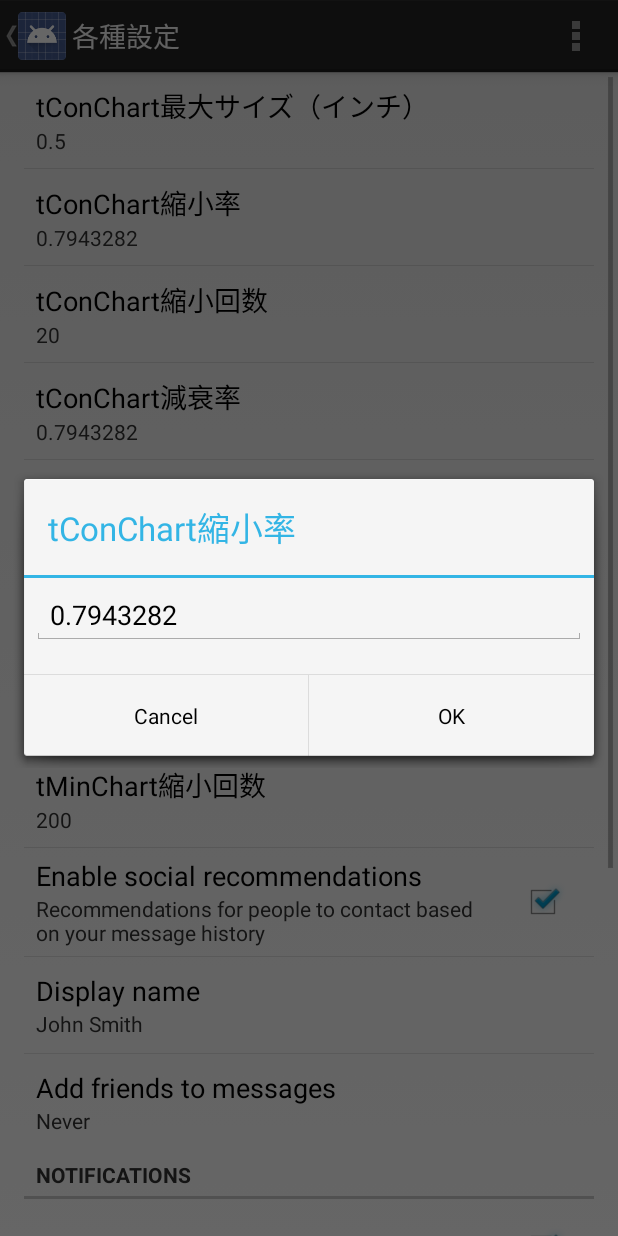
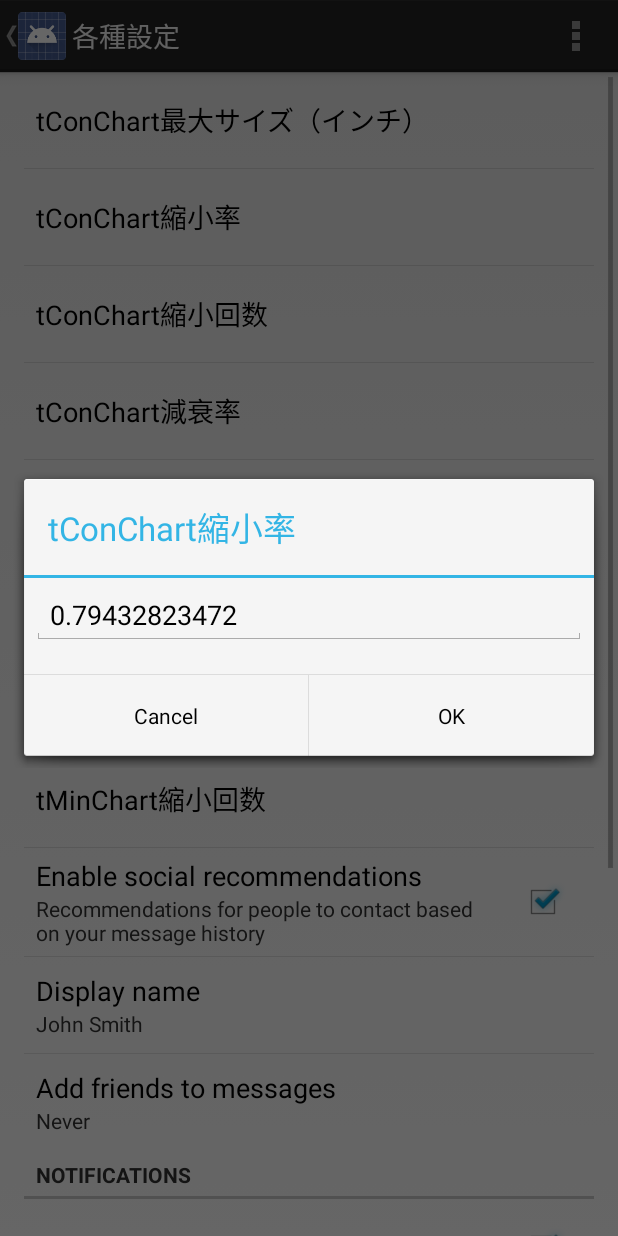
Before and after one commit to TakashiSasaki/tMinChart, an Android app: the SettingsActivity screen opened directly, with no data from a screen before it, after a tap on "tConChart縮小率", on a phone screen of 412 x 824 dp. Run offline under Robolectric (Android 15) with nearby library versions, the phone set to English and light mode, and no system bars; 2 statements that could not run were skipped.

```diff
--- a/app/build.gradle
+++ b/app/build.gradle
@@ -8,8 +8,8 @@ android {
         applicationId "com.gmail.takashi316.tminchart"
         minSdkVersion 14
         targetSdkVersion 19
-        versionCode 120
-        versionName "1.2.0.20140815"
+        versionCode 121
+        versionName "1.2.1.20140816"
     }
     buildTypes {
         release {
--- a/app/src/main/java/com/gmail/takashi316/tminchart/SettingsActivity.java
+++ b/app/src/main/java/com/gmail/takashi316/tminchart/SettingsActivity.java
@@ -9,7 +9,6 @@ import android.media.RingtoneManager;
 import android.net.Uri;
 import android.os.Build;
 import android.os.Bundle;
-import android.os.Handler;
 import android.preference.ListPreference;
 import android.preference.Preference;
 import android.preference.PreferenceActivity;
@@ -17,14 +16,12 @@ import android.preference.PreferenceCategory;
 import android.preference.PreferenceFragment;
 import android.preference.PreferenceManager;
 import android.preference.RingtonePreference;
+import android.support.v4.app.NavUtils;
 import android.text.TextUtils;
 import android.util.Log;
 import android.view.Menu;
 import android.view.MenuItem;
-import android.support.v4.app.NavUtils;
-import android.view.View;
 import android.widget.Button;
-
 
 import java.util.List;
 
@@ -63,17 +60,12 @@ public class SettingsActivity extends PreferenceActivity {
                 new MenuItem.OnMenuItemClickListener() {
                     @Override
                     public boolean onMenuItemClick(MenuItem item) {
-                        final SharedPreferences shared_preferences = PreferenceManager.getDefaultSharedPreferences(getApplicationContext());
-                        final SharedPreferences.Editor editor = shared_preferences.edit();
-                        editor.putString("tcon_chart_max_inch", Double.toString(ConstantValues.TCON_CHART_MAX_INCH));
-                        editor.putString("tcon_chart_size_ratio", Double.toString(ConstantValues.TCON_CHART_SIZE_RATIO));
-                        editor.putString("tcon_chart_rows", Integer.toString(ConstantValues.TCON_CHART_ROWS));
-                        editor.putString("tcon_chart_contrast_ratio", Double.toString(ConstantValues.TCON_CHART_CONTRAST_RATIO));
-                        editor.putString("tcon_chart_columns", Integer.toString(ConstantValues.TCON_CHART_COLUMNS));
-                        editor.putString("tmin_chart_max_gap_inch", Double.toString(ConstantValues.TMIN_CHART_MAX_GAP_INCH));
-                        editor.putString("tmin_chart_ratio", Double.toString(ConstantValues.TMIN_CHART_RATIO));
-                        editor.putString("tmin_chart_count", Integer.toString(ConstantValues.TMIN_CHART_COUNT));
-                        editor.commit();
+                        PreferenceManager.getDefaultSharedPreferences(getApplicationContext()).edit().clear().commit();
+                        PreferenceManager.setDefaultValues(getApplicationContext(), R.xml.pref_tmin_chart, true);
+                        finish();
+                        overridePendingTransition(0,0);
+                        startActivity(getIntent());
+                        overridePendingTransition(0,0);
                         return true;
                     }//onMenuItemClick
                 }
@@ -126,17 +118,17 @@ public class SettingsActivity extends PreferenceActivity {
     private void setupSimplePreferencesScreen() {
         if (!isSimplePreferences(this)) {
             return;
-        }
+        }//if
 
         addPreferencesFromResource(R.xml.pref_tmin_chart);
-        bindPreferenceSummaryToValue(findPreference("tcon_chart_max_gap_inch"));
-        bindPreferenceSummaryToValue(findPreference("tcon_chart_size_ratio"));
-        bindPreferenceSummaryToValue(findPreference("tcon_chart_rows"));
-        bindPreferenceSummaryToValue(findPreference("tcon_chart_contrast_ratio"));
-        bindPreferenceSummaryToValue(findPreference("tcon_chart_columns"));
-        bindPreferenceSummaryToValue(findPreference("tmin_chart_max_gap_inch"));
-        bindPreferenceSummaryToValue(findPreference("tmin_chart_ratio"));
-        bindPreferenceSummaryToValue(findPreference("tmin_chart_count"));
+        bindPreferenceSummaryToValue(findPreference(getResources().getResourceName(R.string.TCON_CHART_MAX_INCH)));
+        bindPreferenceSummaryToValue(findPreference(getResources().getResourceName(R.string.TCON_CHART_SIZE_RATIO)));
+        bindPreferenceSummaryToValue(findPreference(getResources().getResourceName(R.string.TCON_CHART_ROWS)));
+        bindPreferenceSummaryToValue(findPreference(getResources().getResourceName(R.string.TCON_CHART_CONTRAST_RATIO)));
+        bindPreferenceSummaryToValue(findPreference(getResources().getResourceName(R.string.TCON_CHART_COLUMNS)));
+        bindPreferenceSummaryToValue(findPreference(getResources().getResourceName(R.string.TMIN_CHART_MAX_GAP_INCH)));
+        bindPreferenceSummaryToValue(findPreference(getResources().getResourceName(R.string.TMIN_CHART_RATIO)));
+        bindPreferenceSummaryToValue(findPreference(getResources().getResourceName(R.string.TMIN_CHART_COUNT)));
         // In the simplified UI, fragments are not used at all and we instead
         // use the older PreferenceActivity APIs.
 
@@ -280,14 +272,6 @@ public class SettingsActivity extends PreferenceActivity {
         public void onCreate(Bundle savedInstanceState) {
             super.onCreate(savedInstanceState);
             addPreferencesFromResource(R.xml.pref_tmin_chart);
-            bindPreferenceSummaryToValue(findPreference("tcon_chart_max_gap_inch"));
-            bindPreferenceSummaryToValue(findPreference("tcon_chart_size_ratio"));
-            bindPreferenceSummaryToValue(findPreference("tcon_chart_rows"));
-            bindPreferenceSummaryToValue(findPreference("tcon_chart_contrast_ratio"));
-            bindPreferenceSummaryToValue(findPreference("tcon_chart_columns"));
-            bindPreferenceSummaryToValue(findPreference("tmin_chart_max_gap_inch"));
-            bindPreferenceSummaryToValue(findPreference("tmin_chart_ratio"));
-            bindPreferenceSummaryToValue(findPreference("tmin_chart_count"));
         }
     }//TminChartPreferenceFragment
 
--- /dev/null
+++ b/app/src/main/res/values/values.xml
@@ -0,0 +1,11 @@
+<?xml version="1.0" encoding="utf-8"?>
+<resources>
+    <string name="TCON_CHART_MAX_INCH">0.5</string>
+    <string name="TCON_CHART_SIZE_RATIO">0.79432823472</string>
+    <string name="TCON_CHART_ROWS">20</string>
+    <string name="TCON_CHART_COLUMNS">30</string>
+    <string name="TCON_CHART_CONTRAST_RATIO">0.79432823472</string>
+    <string name="TMIN_CHART_MAX_GAP_INCH">0.3</string>
+    <string name="TMIN_CHART_RATIO">0.97723722095</string>
+    <string name="TMIN_CHART_COUNT">200</string>
+</resources>
--- a/app/src/main/res/xml/pref_tmin_chart.xml
+++ b/app/src/main/res/xml/pref_tmin_chart.xml
@@ -3,59 +3,59 @@
 <PreferenceScreen xmlns:android="http://schemas.android.com/apk/res/android"
     >
     <EditTextPreference
-        android:defaultValue="0.5"
+        android:defaultValue="@string/TCON_CHART_MAX_INCH"
         android:inputType="numberDecimal"
-        android:key="tcon_chart_max_gap_inch"
+        android:key="TCON_CHART_MAX_INCH"
         android:selectAllOnFocus="true"
         android:singleLine="true"
         android:maxLines="1"
         android:title="tConChart最大サイズ（インチ）" />
     <EditTextPreference
-        android:defaultValue="0.79432823472"
+        android:defaultValue="@string/TCON_CHART_SIZE_RATIO"
         android:inputType="numberDecimal"
-        android:key="tcon_chart_size_ratio"
+        android:key="TCON_CHART_SIZE_RATIO"
         android:selectAllOnFocus="false"
         android:singleLine="true"
         android:title="tConChart縮小率" />
     <EditTextPreference
-        android:defaultValue="20"
+        android:defaultValue="@string/TCON_CHART_ROWS"
         android:inputType="numberDecimal"
-        android:key="tcon_chart_rows"
+        android:key="TCON_CHART_ROWS"
         android:selectAllOnFocus="false"
         android:singleLine="true"
         android:title="tConChart縮小回数" />
     <EditTextPreference
-        android:defaultValue="0.79432823472"
+        android:defaultValue="@string/TCON_CHART_CONTRAST_RATIO"
         android:inputType="numberDecimal"
-        android:key="tcon_chart_contrast_ratio"
+        android:key="TCON_CHART_CONTRAST_RATIO"
         android:selectAllOnFocus="false"
         android:singleLine="true"
         android:title="tConChart減衰率" />
     <EditTextPreference
-        android:defaultValue="30"
+        android:defaultValue="@string/TCON_CHART_COLUMNS"
         android:inputType="numberDecimal"
         android:key="tcon_chart_columns"
         android:selectAllOnFocus="false"
         android:singleLine="true"
         android:title="tConChart減衰回数" />
     <EditTextPreference
-        android:defaultValue="0.3"
+        android:defaultValue="@string/TMIN_CHART_MAX_GAP_INCH"
         android:inputType="numberDecimal"
         android:key="tmin_chart_max_gap_inch"
         android:selectAllOnFocus="false"
         android:singleLine="true"
         android:title="tMinChart最大ギャップ（インチ）" />
     <EditTextPreference
-        android:defaultValue="0.97723722095"
+        android:defaultValue="@string/TMIN_CHART_RATIO"
         android:inputType="numberDecimal"
-        android:key="tmin_chart_ratio"
+        android:key="TMIN_CHART_RATIO"
         android:selectAllOnFocus="false"
         android:singleLine="true"
         android:title="tMinChart縮小率" />
     <EditTextPreference
-        android:defaultValue="200"
+        android:defaultValue="@string/TMIN_CHART_COUNT"
         android:inputType="numberDecimal"
-        android:key="tmin_chart_count"
+        android:key="TMIN_CHART_COUNT"
         android:selectAllOnFocus="false"
         android:singleLine="true"
         android:title="tMinChart縮小回数" />
```
